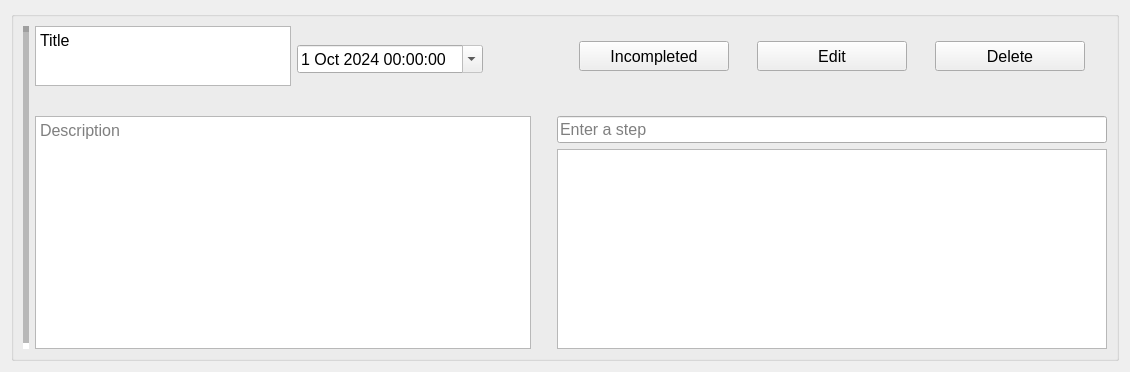
Qt form App/taskWidget.ui (BadrGello/Task-Management-App) before a commit.
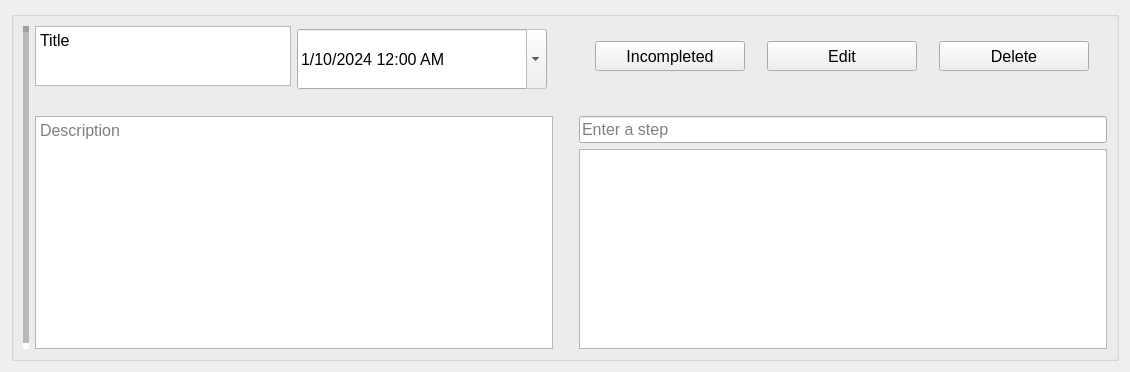
The same form after that commit.

The edit to the form file:
```diff
--- a/App/taskWidget.ui
+++ b/App/taskWidget.ui
@@ -221,10 +221,16 @@
       </item>
       <item row="0" column="2" rowspan="2">
        <widget class="QDateTimeEdit" name="taskDateTimeEdit">
+        <property name="minimumSize">
+         <size>
+          <width>250</width>
+          <height>60</height>
+         </size>
+        </property>
         <property name="maximumSize">
          <size>
           <width>250</width>
-          <height>16777215</height>
+          <height>60</height>
          </size>
         </property>
         <property name="cursor">
@@ -243,6 +249,12 @@
           <day>1</day>
          </datetime>
         </property>
+        <property name="currentSection">
+         <enum>QDateTimeEdit::DaySection</enum>
+        </property>
+        <property name="displayFormat">
+         <string>d/M/yyyy h:mm AP</string>
+        </property>
         <property name="calendarPopup">
          <bool>true</bool>
         </property>
```
